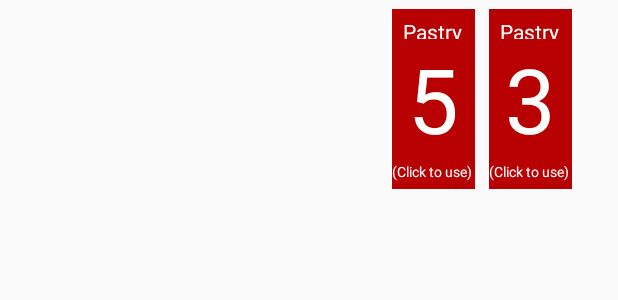
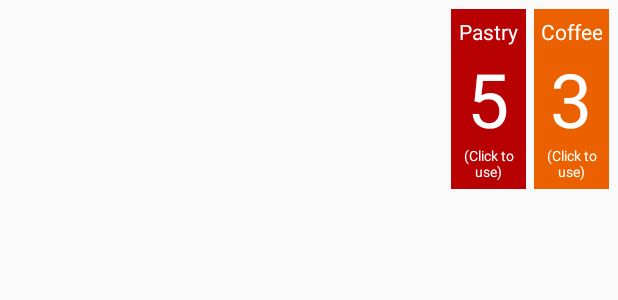
Before and after one commit to Silby17/Loyali_App, an Android app: the layout rewards_laoyut_fragment.xml on its own in the app's theme, with its tools: preview values and no code run, on a phone screen of 412 x 824 dp. Shown: the top 300 px of the screen. Run offline under Robolectric (Android 15) with nearby library versions, the phone set to English and light mode, and no system bars.

Commit message:
fixed and formatted

```diff
--- a/app/src/main/res/layout/rewards_laoyut.xml
+++ b/app/src/main/res/layout/rewards_laoyut_fragment.xml
@@ -9,38 +9,41 @@
 
     <RelativeLayout
         android:id="@+id/fragDetails"
-        android:layout_width="150dp"
+        android:layout_width="130dp"
         android:layout_height="120dp"
         android:layout_toRightOf="@+id/vendorLogoFrag">
 
         <TextView
-            android:layout_width="fill_parent"
-            android:layout_height="30dp"
+            android:layout_width="wrap_content"
+            android:layout_height="wrap_content"
             android:textColor="@android:color/black"
             android:textSize="20dp"
             android:text=""
             android:id="@+id/txtViewVendorName"
             android:layout_marginTop="10dp"/>
 
+
+
+
         <TextView
-            android:layout_width="fill_parent"
+            android:layout_width="wrap_content"
+            android:layout_height="wrap_content"
+            android:id="@+id/txtVendorPhone"
+            android:textColor="@android:color/black"
+            android:text=""
+            android:textSize="15dp"
+            android:layout_below="@+id/txtVendorType"
+            android:layout_alignParentLeft="true"
+            android:layout_alignParentStart="true" />
+        <TextView
+            android:layout_width="wrap_content"
             android:layout_height="20dp"
             android:id="@+id/txtViewVendorLocation"
             android:textColor="@android:color/black"
             android:text=""
-            android:textSize="15dp"
-            android:layout_below="@+id/txtVendorType"/>
+            android:textSize="12dp"
+            android:layout_below="@+id/txtVendorPhone"/>
 
-        <TextView
-            android:layout_width="fill_parent"
-            android:layout_height="30dp"
-            android:id="@+id/txtVendorPhone"
-            android:textColor="@android:color/black"
-            android:text=""
-            android:textSize="15dp"
-            android:layout_below="@+id/txtViewVendorLocation"
-            android:layout_alignParentLeft="true"
-            android:layout_alignParentStart="true" />
 
         <TextView
             android:layout_width="fill_parent"
@@ -56,28 +59,31 @@
     </RelativeLayout>
 
     <RelativeLayout
+        android:layout_alignParentRight="true"
         android:layout_toRightOf="@+id/fragDetails"
-        android:layout_width="120dp"
+        android:layout_width="130dp"
         android:layout_height="120dp">
 
         <RelativeLayout
             android:id="@+id/reward1"
-            android:layout_alignParentLeft="true"
+            android:layout_toLeftOf="@+id/reward2"
             android:background="#b80102"
-            android:layout_width="55dp"
+            android:layout_width="50dp"
+            android:layout_marginRight="5dp"
             android:layout_height="match_parent">
 
             <TextView
                 android:id="@+id/reward1Title"
                 android:layout_centerHorizontal="true"
                 android:layout_width="wrap_content"
-                android:layout_height="20dp"
+                android:layout_height="wrap_content"
                 android:text="Pastry"
+                android:textAlignment="center"
                 android:paddingTop="5dp"
                 android:textColor="#ffffff"/>
 
             <TextView
-                android:textSize="60sp"
+                android:textSize="50sp"
                 android:id="@+id/reward1Amount"
                 android:layout_width="wrap_content"
                 android:layout_height="wrap_content"
@@ -89,6 +95,7 @@
                 android:id="@+id/reward1ClickToUse"
                 android:layout_width="wrap_content"
                 android:layout_height="wrap_content"
+                android:textAlignment="center"
                 android:textColor="#ffffff"
                 android:textSize="9sp"
                 android:layout_alignParentBottom="true"
@@ -101,21 +108,22 @@
         <RelativeLayout
             android:id="@+id/reward2"
             android:layout_alignParentRight="true"
-            android:background="#b80102"
-            android:layout_width="55dp"
+            android:background="#EB6100"
+            android:layout_width="50dp"
             android:layout_height="match_parent">
 
             <TextView
                 android:id="@+id/reward2Title"
                 android:layout_centerHorizontal="true"
                 android:layout_width="wrap_content"
-                android:layout_height="20dp"
-                android:text="Pastry"
+                android:layout_height="wrap_content"
+                android:text="Coffee"
+                android:textAlignment="center"
                 android:paddingTop="5dp"
                 android:textColor="#ffffff"/>
 
             <TextView
-                android:textSize="60sp"
+                android:textSize="50sp"
                 android:id="@+id/reward2Amount"
                 android:layout_width="wrap_content"
                 android:layout_height="wrap_content"
@@ -127,6 +135,7 @@
                 android:id="@+id/reward2ClickToUse"
                 android:layout_width="wrap_content"
                 android:layout_height="wrap_content"
+                android:textAlignment="center"
                 android:textColor="#ffffff"
                 android:textSize="9sp"
                 android:layout_alignParentBottom="true"
@@ -135,8 +144,6 @@
 
 
         </RelativeLayout>
-
-
     </RelativeLayout>
 
 
@@ -146,13 +153,13 @@
     <RelativeLayout
         android:layout_marginLeft="5dp"
         android:layout_marginTop="7dp"
-        android:layout_width="100dp"
-        android:layout_height="100dp"
+        android:layout_width="80dp"
+        android:layout_height="80dp"
         android:id="@+id/vendorLogoFrag"
         android:layout_alignParentTop="true">
         <ImageView
-            android:layout_width="90dp"
-            android:layout_height="90dp"
+            android:layout_width="70dp"
+            android:layout_height="70dp"
             android:id="@+id/imgVendorLogo"
             android:layout_alignParentBottom="true"
             android:layout_alignParentTop="true"
```
